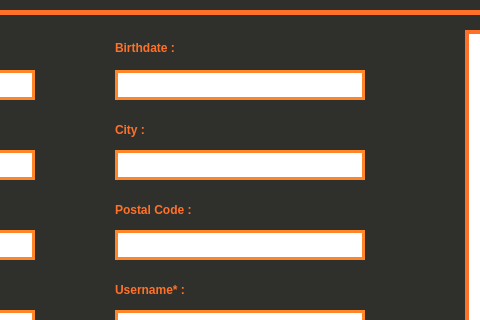
Before: the Qt Designer form DB_Shop/master_signup.ui in Pooryamn/QT_Shop, drawn with Qt 5; both pictures show x 255 to 735 and y 0 to 320 of the 1000 by 720 pixel window.
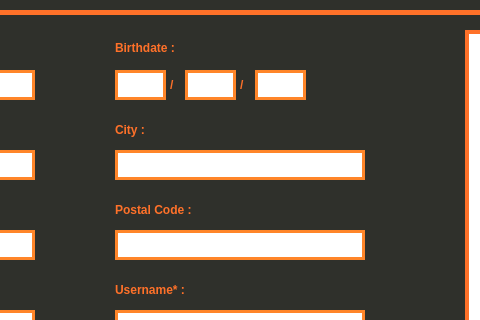
After: the same form once the commit is applied. Icons and pictures are not drawn.

Commit message: Master Signup process completed

The edit to the form file:
```diff
--- a/DB_Shop/master_signup.ui
+++ b/DB_Shop/master_signup.ui
@@ -224,19 +224,6 @@
     <string>Phone number :</string>
    </property>
   </widget>
-  <widget class="QLineEdit" name="txt_birth">
-   <property name="geometry">
-    <rect>
-     <x>370</x>
-     <y>70</y>
-     <width>250</width>
-     <height>30</height>
-    </rect>
-   </property>
-   <property name="styleSheet">
-    <string notr="true">border: 3px solid rgb(255, 133, 41)</string>
-   </property>
-  </widget>
   <widget class="QLabel" name="lbl_birth">
    <property name="geometry">
     <rect>
@@ -605,6 +592,128 @@
     <string>&amp;Verify</string>
    </property>
   </widget>
+  <widget class="QLineEdit" name="txt_month">
+   <property name="geometry">
+    <rect>
+     <x>440</x>
+     <y>70</y>
+     <width>51</width>
+     <height>30</height>
+    </rect>
+   </property>
+   <property name="font">
+    <font>
+     <pointsize>12</pointsize>
+     <weight>75</weight>
+     <bold>true</bold>
+    </font>
+   </property>
+   <property name="styleSheet">
+    <string notr="true">border: 3px solid rgb(255, 133, 41)</string>
+   </property>
+   <property name="text">
+    <string/>
+   </property>
+   <property name="alignment">
+    <set>Qt::AlignCenter</set>
+   </property>
+  </widget>
+  <widget class="QLabel" name="lbl_slah">
+   <property name="geometry">
+    <rect>
+     <x>425</x>
+     <y>75</y>
+     <width>16</width>
+     <height>20</height>
+    </rect>
+   </property>
+   <property name="font">
+    <font>
+     <weight>75</weight>
+     <bold>true</bold>
+    </font>
+   </property>
+   <property name="styleSheet">
+    <string notr="true">color: rgb(255, 113, 41);</string>
+   </property>
+   <property name="text">
+    <string>/</string>
+   </property>
+  </widget>
+  <widget class="QLineEdit" name="txt_day">
+   <property name="geometry">
+    <rect>
+     <x>510</x>
+     <y>70</y>
+     <width>51</width>
+     <height>30</height>
+    </rect>
+   </property>
+   <property name="font">
+    <font>
+     <pointsize>12</pointsize>
+     <weight>75</weight>
+     <bold>true</bold>
+    </font>
+   </property>
+   <property name="styleSheet">
+    <string notr="true">border: 3px solid rgb(255, 133, 41)</string>
+   </property>
+   <property name="text">
+    <string/>
+   </property>
+   <property name="alignment">
+    <set>Qt::AlignCenter</set>
+   </property>
+  </widget>
+  <widget class="QLabel" name="lbl_slah_2">
+   <property name="geometry">
+    <rect>
+     <x>495</x>
+     <y>75</y>
+     <width>16</width>
+     <height>20</height>
+    </rect>
+   </property>
+   <property name="font">
+    <font>
+     <weight>75</weight>
+     <bold>true</bold>
+    </font>
+   </property>
+   <property name="styleSheet">
+    <string notr="true">color: rgb(255, 113, 41);</string>
+   </property>
+   <property name="text">
+    <string>/</string>
+   </property>
+  </widget>
+  <widget class="QLineEdit" name="txt_year">
+   <property name="geometry">
+    <rect>
+     <x>370</x>
+     <y>70</y>
+     <width>51</width>
+     <height>30</height>
+    </rect>
+   </property>
+   <property name="font">
+    <font>
+     <pointsize>12</pointsize>
+     <weight>75</weight>
+     <bold>true</bold>
+    </font>
+   </property>
+   <property name="styleSheet">
+    <string notr="true">border: 3px solid rgb(255, 133, 41)</string>
+   </property>
+   <property name="text">
+    <string/>
+   </property>
+   <property name="alignment">
+    <set>Qt::AlignCenter</set>
+   </property>
+  </widget>
  </widget>
  <tabstops>
   <tabstop>txt_national</tabstop>
```
Left out of the diff: 1 changed line with no effect on the pictures. The commit also changes 9 other files.
